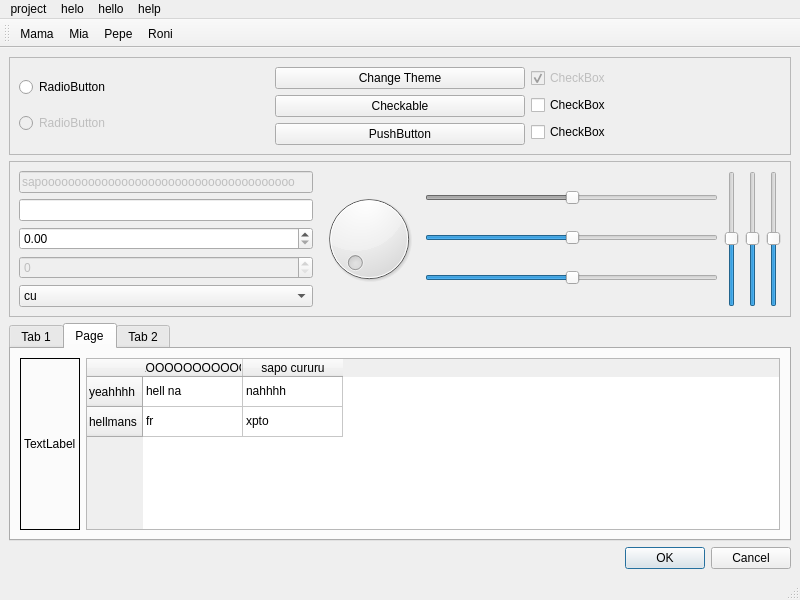
Before: the Qt Designer form molde/stylesheets/mainwindow.ui in andrefpf/molde, drawn with Qt 5.
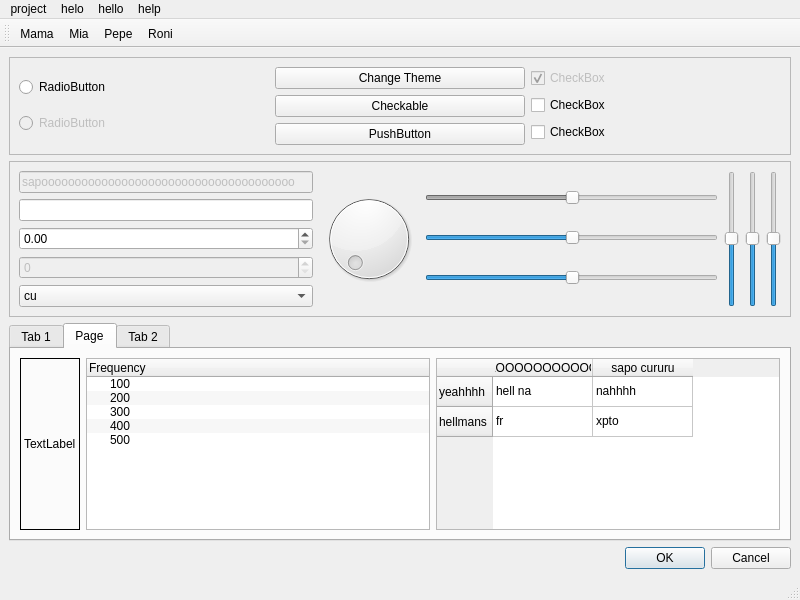
After: the same form once the commit is applied. Icons and pictures are not drawn. Custom widgets are drawn as their Qt base class.

Commit message: Fixes QTreeView stylesheet

Patch:
```diff
--- a/molde/stylesheets/mainwindow.ui
+++ b/molde/stylesheets/mainwindow.ui
@@ -327,6 +327,43 @@
           </property>
          </widget>
         </item>
+        <item>
+         <widget class="QTreeWidget" name="treeWidget">
+          <property name="alternatingRowColors">
+           <bool>true</bool>
+          </property>
+          <column>
+           <property name="text">
+            <string>Frequency</string>
+           </property>
+          </column>
+          <item>
+           <property name="text">
+            <string>100</string>
+           </property>
+          </item>
+          <item>
+           <property name="text">
+            <string>200</string>
+           </property>
+          </item>
+          <item>
+           <property name="text">
+            <string>300</string>
+           </property>
+          </item>
+          <item>
+           <property name="text">
+            <string>400</string>
+           </property>
+          </item>
+          <item>
+           <property name="text">
+            <string>500</string>
+           </property>
+          </item>
+         </widget>
+        </item>
         <item>
          <widget class="QTableWidget" name="tableWidget">
           <property name="frameShape">
```
The commit also changes 1 other file.
